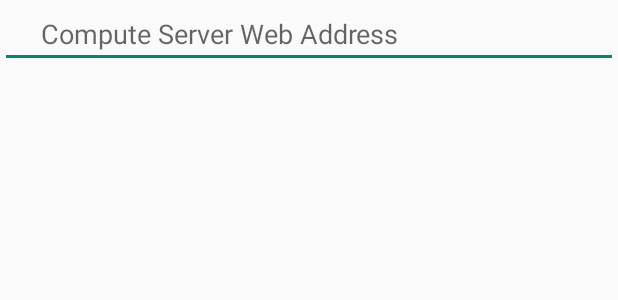
After one commit to sanchezmarcelo/Voice-Control-for-FDM-3D-Printing, an Android app: the layout dialog_compute_server.xml on its own in the app's theme, with its tools: preview values and no code run, on a phone screen of 412 x 824 dp. The commit adds this screen. Shown: the top 300 px of the screen. Run offline under Robolectric (Android 15) with nearby library versions, the light colour scheme and no system bars; Roboto replaces fonts that are not available here.

Commit message:
Added Compute Server dialog in settings overflow menu. This dialog is for placing the AWS EC2 server endpoint.

```diff
--- a/app/src/main/java/com/marcelo/android/voiceactivated3dprinter/CommandFragment.java
+++ b/app/src/main/java/com/marcelo/android/voiceactivated3dprinter/CommandFragment.java
@@ -105,6 +105,10 @@ public class CommandFragment extends Fragment {
                 APIKeyDialog apiDialog = new APIKeyDialog();
                 apiDialog.show(getFragmentManager(), "api_dialog");
                 return true;
+            case R.id.action_compute_server:
+                ComputeServerDialog computeServerDialog = new ComputeServerDialog();
+                computeServerDialog.show(getFragmentManager(), "compute_server_dialog");
+                return true;
             case R.id.action_faq:
                 Intent FAQActivity = new Intent(getActivity(), com.marcelo.android.voiceactivated3dprinter.FAQActivity.class);
                 getActivity().startActivity(FAQActivity);
--- a/app/src/main/java/com/marcelo/android/voiceactivated3dprinter/MainActivity.java
+++ b/app/src/main/java/com/marcelo/android/voiceactivated3dprinter/MainActivity.java
@@ -46,9 +46,6 @@ public class MainActivity extends AppCompatActivity {
         createViewPager();
         userServerIP = findViewById(R.id.user_enter_server_ip);
         userAPIKey = findViewById(R.id.user_enter_api_key);
-
-        //connectToAWS();
-
 
     }
 
--- a/app/src/main/java/com/marcelo/android/voiceactivated3dprinter/PrinterStatusFragment.java
+++ b/app/src/main/java/com/marcelo/android/voiceactivated3dprinter/PrinterStatusFragment.java
@@ -103,6 +103,10 @@ public class PrinterStatusFragment extends Fragment{
                 APIKeyDialog apiDialog = new APIKeyDialog();
                 apiDialog.show(getFragmentManager(), "api_dialog");
                 return true;
+            case R.id.action_compute_server:
+                ComputeServerDialog computeServerDialog = new ComputeServerDialog();
+                computeServerDialog.show(getFragmentManager(), "compute_server_dialog");
+                return true;
             case R.id.action_faq:
                 Intent FAQActivity = new Intent(getActivity(), com.marcelo.android.voiceactivated3dprinter.FAQActivity.class);
                 getActivity().startActivity(FAQActivity);
--- /dev/null
+++ b/app/src/main/res/layout/dialog_compute_server.xml
@@ -0,0 +1,15 @@
+<?xml version="1.0" encoding="utf-8"?>
+<RelativeLayout xmlns:android="http://schemas.android.com/apk/res/android"
+    android:orientation="vertical" android:layout_width="match_parent"
+    android:layout_height="match_parent">
+
+    <EditText
+        android:id="@+id/user_enter_compute_server"
+        android:layout_width="match_parent"
+        android:layout_height="wrap_content"
+        android:hint="     Compute Server Web Address"
+        />
+
+
+
+</RelativeLayout>
--- a/app/src/main/res/menu/menu_actions.xml
+++ b/app/src/main/res/menu/menu_actions.xml
@@ -13,6 +13,11 @@
         app:showAsAction="never" />
 
     <item
+        android:id="@+id/action_compute_server"
+        android:title="Compute Server"
+        app:showAsAction="never"/>
+
+    <item
         android:id="@+id/action_faq"
         android:title="FAQ"
         app:showAsAction="never" />
```
Also changed, not shown: app/src/main/java/com/marcelo/android/voiceactivated3dprinter/ComputeServerDialog.java (added, +33 -0 lines).
